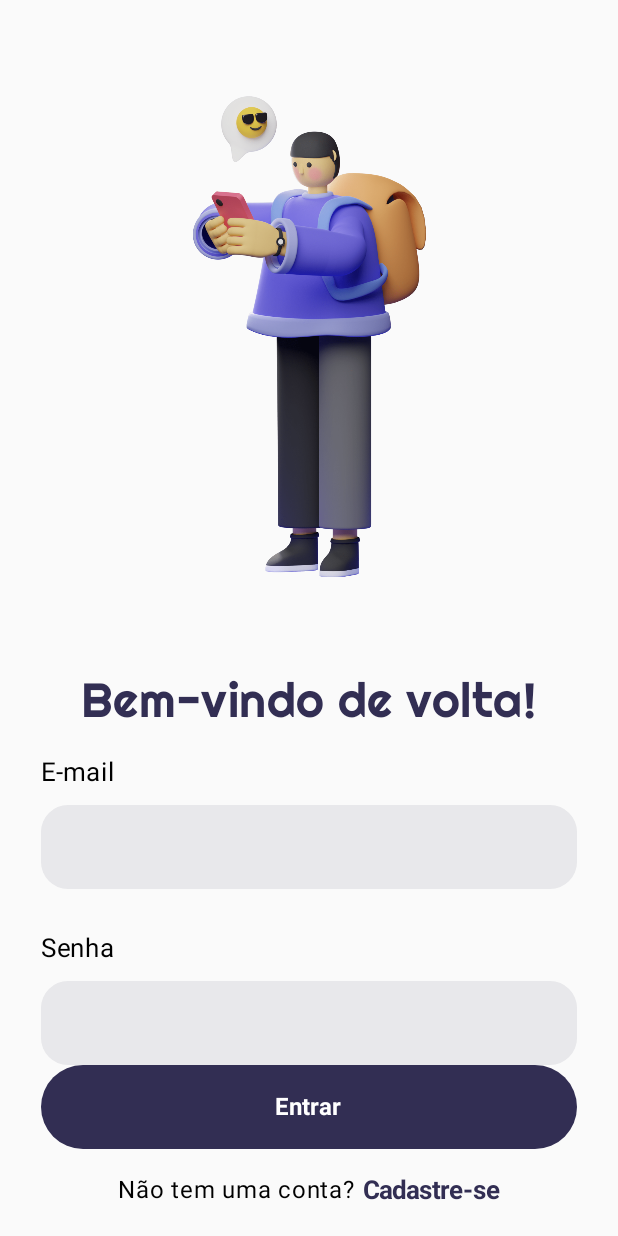
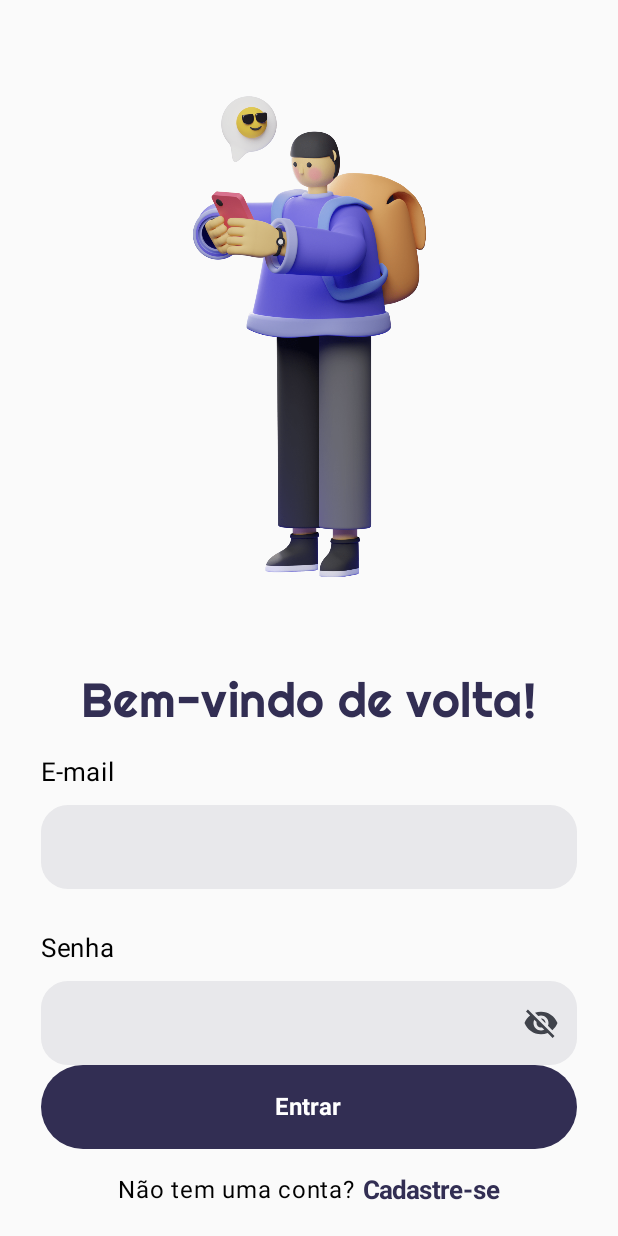
Before and after one commit to beatriznonato/Mobiefy, an Android app built with Jetpack Compose: the LoginScreen screen opened through its navigation route, on a phone screen of 412 x 824 dp. Run offline under Robolectric (Android 15) with nearby library versions, the phone set to English and light mode, and no system bars; our stand-ins replace Firebase (no records; nobody signed in at launch, a user with empty details on screens opened directly).

Commit message:
feat: add password toggle on login screen

```diff
--- a/app/src/main/java/app/mobiefy/ui/screens/loginscreen/LoginScreen.kt
+++ b/app/src/main/java/app/mobiefy/ui/screens/loginscreen/LoginScreen.kt
@@ -16,11 +16,20 @@ import androidx.compose.foundation.layout.widthIn
 import androidx.compose.foundation.shape.RoundedCornerShape
 import androidx.compose.foundation.text.ClickableText
 import androidx.compose.foundation.text.KeyboardOptions
+import androidx.compose.material.icons.Icons
+import androidx.compose.material.icons.filled.Visibility
+import androidx.compose.material.icons.filled.VisibilityOff
 import androidx.compose.material3.CircularProgressIndicator
+import androidx.compose.material3.Icon
+import androidx.compose.material3.IconButton
 import androidx.compose.material3.Text
 import androidx.compose.material3.TextField
 import androidx.compose.material3.TextFieldDefaults
 import androidx.compose.runtime.Composable
+import androidx.compose.runtime.getValue
+import androidx.compose.runtime.mutableStateOf
+import androidx.compose.runtime.remember
+import androidx.compose.runtime.setValue
 import androidx.compose.ui.Alignment
 import androidx.compose.ui.Modifier
 import androidx.compose.ui.draw.clip
@@ -33,6 +42,7 @@ import androidx.compose.ui.text.font.FontFamily
 import androidx.compose.ui.text.font.FontWeight
 import androidx.compose.ui.text.input.KeyboardType
 import androidx.compose.ui.text.input.PasswordVisualTransformation
+import androidx.compose.ui.text.input.VisualTransformation
 import androidx.compose.ui.unit.dp
 import androidx.compose.ui.unit.sp
 import androidx.navigation.NavController
@@ -48,6 +58,8 @@ fun LoginScreen(
     navController: NavController,
     onLoginClick: () -> Unit,
 ) {
+    var isPasswordVisible by remember { mutableStateOf(false) }
+
     Column(modifier = Modifier.padding(horizontal = 27.dp), horizontalAlignment = Alignment.CenterHorizontally) {
         Spacer(modifier = Modifier.fillMaxHeight(0.075f),)
         Image(
@@ -93,7 +105,6 @@ fun LoginScreen(
                 TextField(
                     value = uiState.password,
                     keyboardOptions = KeyboardOptions(keyboardType = KeyboardType.Password),
-                    visualTransformation =  PasswordVisualTransformation(),
                     onValueChange = uiState.onPasswordChange,
                     modifier = Modifier
                         .fillMaxWidth()
@@ -104,6 +115,15 @@ fun LoginScreen(
                         focusedIndicatorColor = Color.Transparent,
                         unfocusedIndicatorColor = Color.Transparent
                     ),
+                    trailingIcon = {
+                        IconButton(onClick = { isPasswordVisible = !isPasswordVisible }) {
+                            Icon(
+                                imageVector = if (isPasswordVisible) Icons.Filled.Visibility else Icons.Filled.VisibilityOff,
+                                contentDescription = "Toggle password visibility"
+                            )
+                        }
+                    },
+                    visualTransformation = if (isPasswordVisible) VisualTransformation.None else PasswordVisualTransformation()
                 )
             }
             uiState.error?.let {
```
